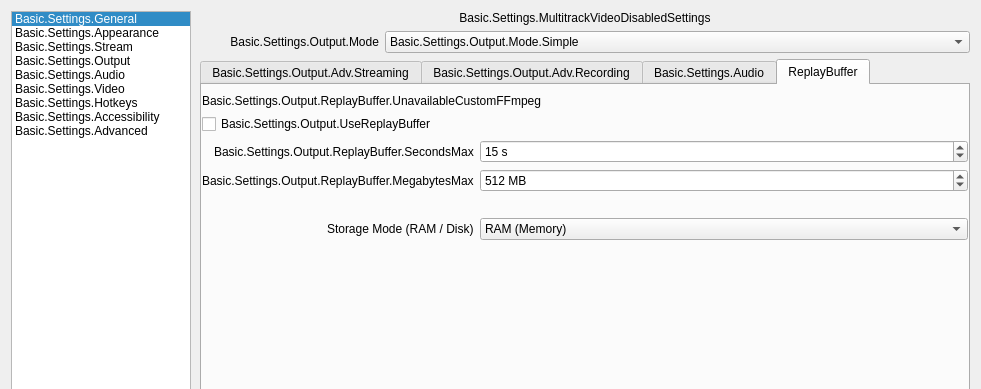
Alunixa/obs-studio, file frontend/forms/OBSBasicSettings.ui: the form before one commit; both pictures show x 0 to 981 and y 0 to 389 of the 981 by 730 pixel window.
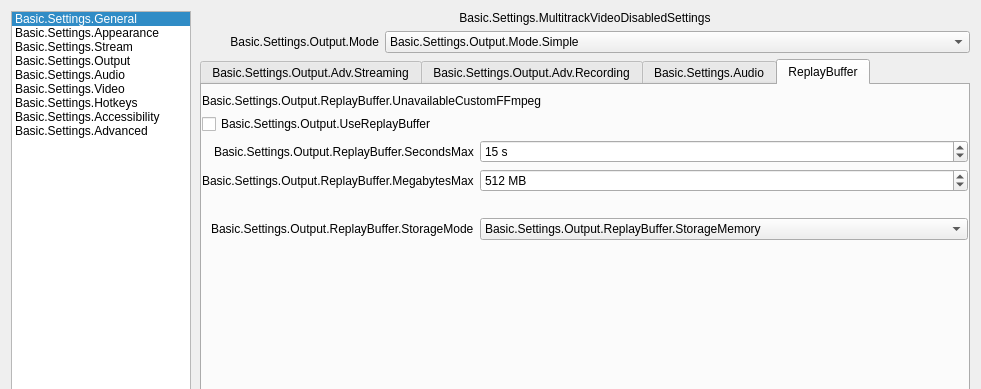
The form after the commit. The open tabs and pages were chosen to show the change. Icons and pictures are not drawn. Custom widgets are drawn as their Qt base class.

Commit message: fix: make disk replay snapshots immutable and bound NVENC probe stalls

Diff of the .ui file:
```diff
--- a/frontend/forms/OBSBasicSettings.ui
+++ b/frontend/forms/OBSBasicSettings.ui
@@ -5842,7 +5842,7 @@
                           <item row="3" column="0">
                            <widget class="QLabel" name="advRBStorageModeLabel">
                             <property name="text">
-                             <string>Storage Mode (RAM / Disk)</string>
+                             <string>Basic.Settings.Output.ReplayBuffer.StorageMode</string>
                             </property>
                            </widget>
                           </item>
@@ -5850,7 +5850,7 @@
                            <widget class="QComboBox" name="advRBStorageMode">
                             <item>
                              <property name="text">
-                              <string>RAM (Memory)</string>
+                              <string>Basic.Settings.Output.ReplayBuffer.StorageMemory</string>
                              </property>
                             </item>
                             <item>
```
Left out of the diff: 2 changed lines with no effect on the pictures. The commit also changes 21 other files.
